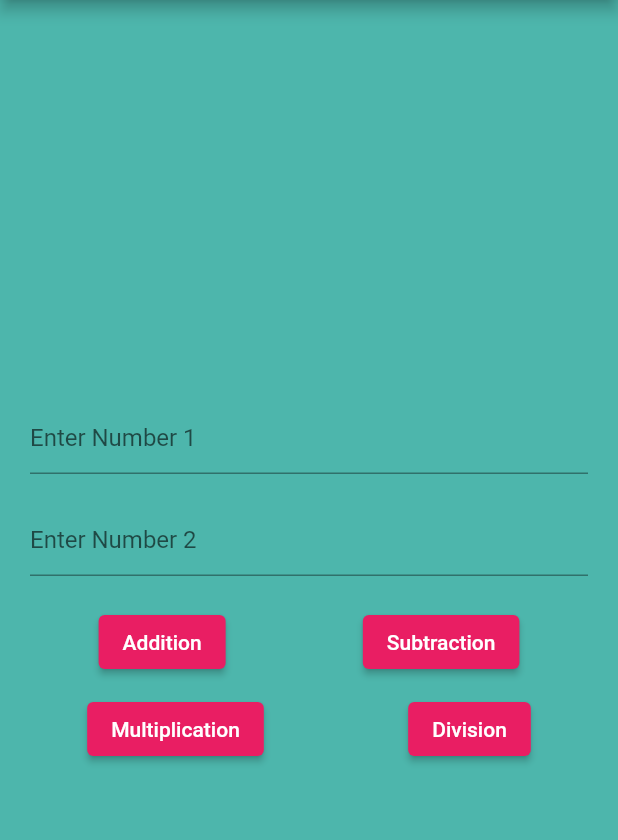
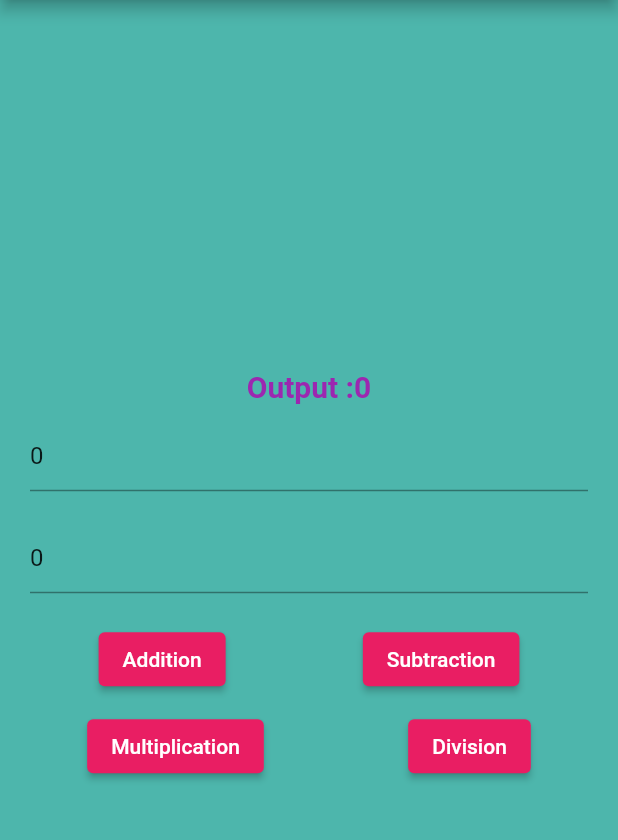
Before and after one commit to TheSanvi/calculator, a Flutter app: the screen it shows after launch, after a tap on "Addition", on a phone screen of 412 x 824 dp, the part 84-924 px from its top. Run offline on Flutter 3.47's test engine with Material 2 defaults, Android fonts, the phone set to English and light mode, and no system bars.

Commit message:
logics provided

```diff
--- a/lib/home_page.dart
+++ b/lib/home_page.dart
@@ -8,6 +8,40 @@ class HomePage extends StatefulWidget {
 }
 
 class _HomePageState extends State<HomePage> {
+  var num1=0,num2=0,sum=0;
+
+   final TextEditingController t1 = TextEditingController(text: "0");
+   final TextEditingController t2 = TextEditingController(text: "0");
+
+  void doAdition(){
+    setState(() {
+      num1 = int.parse(t1.text);
+      num2 = int.parse(t2.text);
+      sum = num1 + num2;
+    });
+  }
+  void doSubtraction(){
+    setState(() {
+      num1 = int.parse(t1.text);
+      num2 = int.parse(t2.text);
+      sum = num1 - num2;
+    });
+  }
+  void doMultiplication(){
+    setState(() {
+      num1 = int.parse(t1.text);
+      num2 = int.parse(t2.text);
+      sum = num1 * num2;
+    });
+  }
+  void doDivision(){
+    setState(() {
+      num1 = int.parse(t1.text);
+      num2 = int.parse(t2.text);
+      sum = num1 ~/ num2;
+    });
+  }
+
   @override
   Widget build(BuildContext context) {
     return Scaffold(
@@ -24,13 +58,19 @@ class _HomePageState extends State<HomePage> {
           child: Column(
             mainAxisAlignment: MainAxisAlignment.center,
             children: [
+              Text("Output :$sum",
+              style: TextStyle(fontWeight:FontWeight.bold,
+              color: Colors.purple,
+              fontSize: 20.0),),
               Padding(
                 padding: const EdgeInsets.all(10.0),
                 child: TextField(
                   keyboardType: TextInputType.number,
                   decoration: InputDecoration(
-                    hintText: "Enter Number 1"
+                    hintText: "Enter Number 1",
+
                   ),
+                  controller: t1,
                 ),
               ),
               Padding(
@@ -40,6 +80,7 @@ class _HomePageState extends State<HomePage> {
                   decoration: InputDecoration(
                     hintText: "Enter Number 2"
                   ),
+                    controller: t2,
                 ),
               ),
               Padding(
@@ -47,8 +88,8 @@ class _HomePageState extends State<HomePage> {
                 child: Row(
                   mainAxisAlignment: MainAxisAlignment.spaceAround,
                   children: [
-                    ElevatedButton(onPressed:()=>{}, child: Text("Addition")),
-                    ElevatedButton(onPressed:()=>{}, child: Text("Subtraction")),
+                    ElevatedButton(onPressed:doAdition, child: Text("Addition")),
+                    ElevatedButton(onPressed:doSubtraction, child: Text("Subtraction")),
 
                   ],
                 ),
@@ -57,8 +98,8 @@ class _HomePageState extends State<HomePage> {
               Row(
                 mainAxisAlignment: MainAxisAlignment.spaceAround,
                 children: [
-                  ElevatedButton(onPressed:()=>{}, child: Text("Multiplication")),
-                  ElevatedButton(onPressed:()=>{}, child: Text("Division")),
+                  ElevatedButton(onPressed:doMultiplication, child: Text("Multiplication")),
+                  ElevatedButton(onPressed:doDivision, child: Text("Division")),
 
                 ],
               )
```
